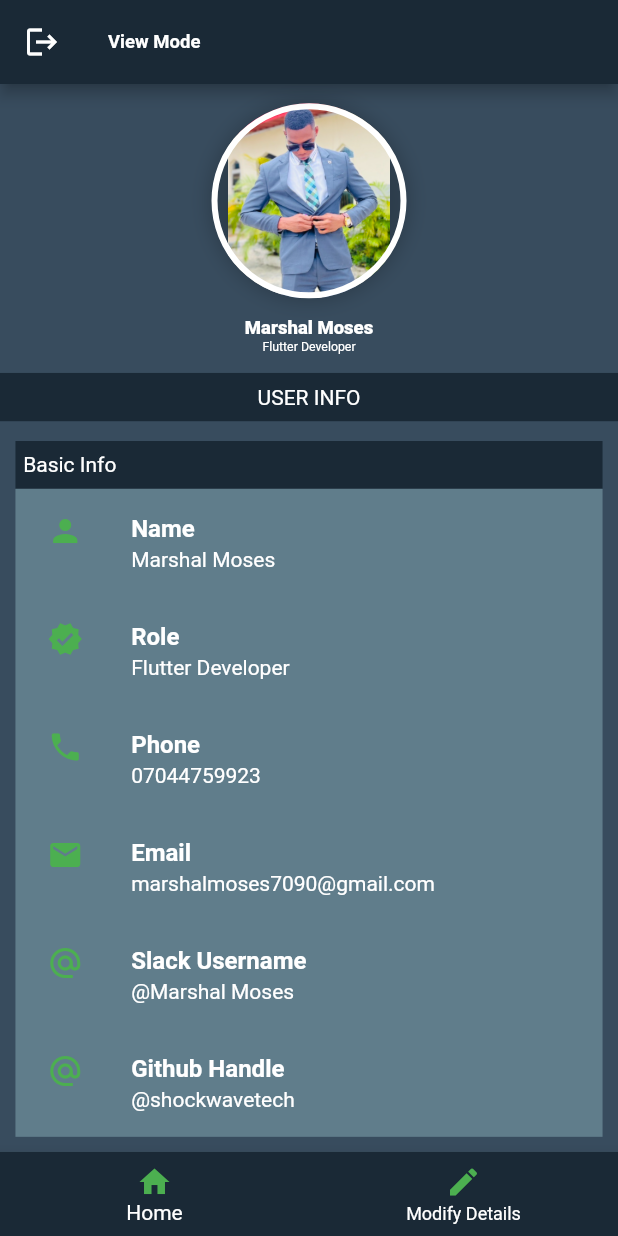
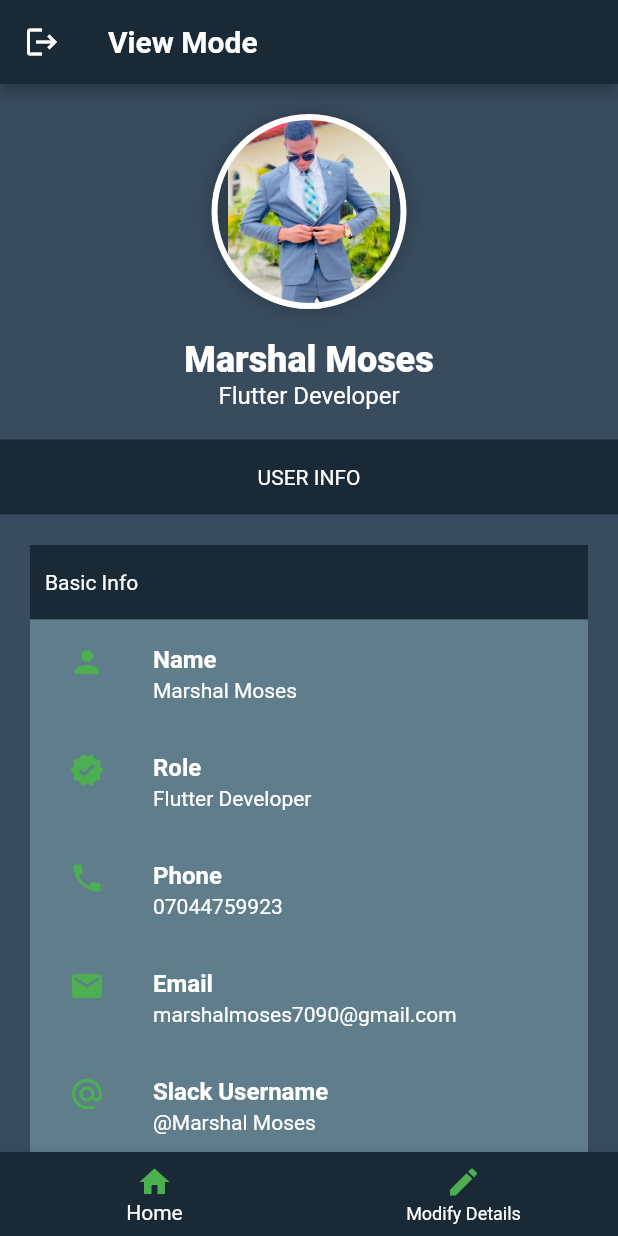
Before and after one commit to shockwavetech/hngx_stage_two, a Flutter app: the screen it shows after launch, item 2 of the bottom bar chosen, after a tap on the "arrow back ios" icon, on a phone screen of 412 x 824 dp. Run offline on Flutter 3.47's test engine with Material 2 defaults, Android fonts, the phone set to English and light mode, and no system bars.

Commit message:
second commit
Removed all third party dependencies

```diff
--- a/lib/constants.dart
+++ b/lib/constants.dart
@@ -1,5 +1,4 @@
 import 'package:flutter/material.dart';
-import 'package:flutter_screenutil/flutter_screenutil.dart';
 
 class Constants {
   static const Color backgroundColor = Color(0xFF384C5E);
@@ -41,7 +40,7 @@ class CustomTextField extends StatelessWidget {
   @override
   Widget build(BuildContext context) {
     return Container(
-      padding: EdgeInsets.symmetric(vertical: 10.h),
+      padding: const EdgeInsets.symmetric(vertical: 10),
       child: Column(
         crossAxisAlignment: CrossAxisAlignment.start,
         children: [
@@ -52,7 +51,7 @@ class CustomTextField extends StatelessWidget {
           const SizedBox(height: 5),
           Container(
             decoration: BoxDecoration(
-                borderRadius: BorderRadius.circular(10.r),
+                borderRadius: BorderRadius.circular(10),
                 color: Colors.white,
                 border: Border.all(
                     color: Colors.green.withOpacity(0.7)),
@@ -106,6 +105,6 @@ class CustomTextField extends StatelessWidget {
 
   OutlineInputBorder myBorder() {
     return OutlineInputBorder(
-        borderSide: BorderSide.none, borderRadius: BorderRadius.circular(10.r));
+        borderSide: BorderSide.none, borderRadius: BorderRadius.circular(10));
   }
 }
--- a/lib/edit_details.dart
+++ b/lib/edit_details.dart
@@ -1,9 +1,6 @@
 import 'package:flutter/material.dart';
-import 'package:flutter_screenutil/flutter_screenutil.dart';
 import 'package:hngx_stage_two/main.dart';
 import 'package:hngx_stage_two/provider.dart';
-import 'package:image_picker/image_picker.dart';
-import 'dart:io';
 import 'constants.dart';
 
 class EditDetails extends StatefulWidget {
@@ -14,23 +11,8 @@ class EditDetails extends StatefulWidget {
 }
 
 class _EditDetailsState extends State<EditDetails> {
-  final picker = ImagePicker();
   String loadingText = 'Save Changes';
   bool loading = false;
-  chooseImage() async {
-    final pickedFile = await picker.pickImage(
-        source: ImageSource.gallery, maxWidth: 500, maxHeight: 500);
-    setState(() {
-     try{
-       DataProvider.imageFile =  File(pickedFile!.path);
-     }catch(e){}
-      if(DataProvider.imageFile  != null){
-        DataProvider.imageUpdated = true;
-      }else{
-        DataProvider.imageUpdated = false;
-      }
-    });
-  }
   TextEditingController nameController = TextEditingController(text: DataProvider.userData['name']);
   TextEditingController roleController = TextEditingController(text: DataProvider.userData['role']);
   TextEditingController phoneController = TextEditingController(text: DataProvider.userData['phone']);
@@ -78,7 +60,7 @@ class _EditDetailsState extends State<EditDetails> {
               Navigator.push(context, MaterialPageRoute(builder: (context)=> const HomePage()));
             },
           ),
-          title:  Text('Edit Mode', style: TextStyle(fontWeight: FontWeight.bold, fontSize: 24.sp),),
+          title:  const Text('Edit Mode', style: TextStyle(fontWeight: FontWeight.bold),),
           backgroundColor: Constants.alternateColor,
           actions: [
             TextButton(
@@ -95,7 +77,7 @@ class _EditDetailsState extends State<EditDetails> {
           child: Column(
             mainAxisAlignment: MainAxisAlignment.start,
             children: [
-              SizedBox(height: 20.h,),
+              const SizedBox(height: 20,),
               Stack(
                 children: [
                   Container(
@@ -111,40 +93,17 @@ class _EditDetailsState extends State<EditDetails> {
                           )
                         ],
                         shape: BoxShape.circle,
-                        image: DecorationImage(
-                          image: !DataProvider.imageUpdated
-                              ? const AssetImage('images/display.png')
-                              : DataProvider.imageFile != null
-                              ? FileImage(DataProvider.imageFile!)
-                              : const AssetImage('images/display.png') as ImageProvider<Object>,
+                        image: const DecorationImage(
+                          image:  AssetImage('images/display.png')
                         )
 
                     ),
                   ),
-                  Positioned(
-                      right: 0,
-                      bottom: 0,
-                      child: GestureDetector(
-                        onTap: (){
-                          chooseImage();
-                        },
-                        child: Container(
-                          height: 40,
-                          width: 40,
-                          decoration: BoxDecoration(
-                              border: Border.all(color: Colors.white, width: 4),
-                              shape: BoxShape.circle,
-                              color: Constants.alternateColor
-                          ),
-                          child: const Icon(Icons.edit, color: Colors.white,),
-                        ),
-                      )
-                  )
                 ],
               ),
-              SizedBox(height: 20.h,),
+              const SizedBox(height: 20,),
               Padding(
-                padding: EdgeInsets.symmetric(horizontal: 20.w),
+                padding: const EdgeInsets.symmetric(horizontal: 20),
                 child: Column(
                   children: [
                     CustomTextField(
@@ -194,7 +153,7 @@ class _EditDetailsState extends State<EditDetails> {
                   ],
                 ),
               ),
-              SizedBox(height: 20.h,),
+              const SizedBox(height: 20,),
 
 
             ],
--- a/lib/main.dart
+++ b/lib/main.dart
@@ -1,6 +1,5 @@
 import 'package:flutter/material.dart';
 import 'package:flutter/services.dart';
-import 'package:flutter_screenutil/flutter_screenutil.dart';
 import 'package:hngx_stage_two/edit_details.dart';
 import 'package:hngx_stage_two/provider.dart';
 import 'main_page.dart';
@@ -78,12 +77,7 @@ class _HomePageState extends State<HomePage> {
             unselectedLabelStyle:  const TextStyle(color: Colors.white),
             type: BottomNavigationBarType.fixed,
           ),
-          body:  ScreenUtilInit(
-            designSize: const Size(800, 1280),
-            builder: (context, child){
-              return pages[DataProvider.currentIndex];
-            },
-          )
+          body: pages[DataProvider.currentIndex]
 
         )
     );
--- a/lib/main_page.dart
+++ b/lib/main_page.dart
@@ -1,6 +1,5 @@
 import 'package:flutter/material.dart';
 import 'package:flutter/services.dart';
-import 'package:flutter_screenutil/flutter_screenutil.dart';
 import 'package:hngx_stage_two/provider.dart';
 
 import 'constants.dart';
@@ -29,13 +28,13 @@ class _MainPageState extends State<MainPage> {
               SystemNavigator.pop();
             },
           ),
-          title:  Text('View Mode', style: TextStyle(fontWeight: FontWeight.bold, fontSize: 24.sp),),
+          title:  const Text('View Mode', style: TextStyle(fontWeight: FontWeight.bold,),),
           backgroundColor: Constants.alternateColor,
         ),
         body: Column(
           mainAxisAlignment: MainAxisAlignment.start,
           children: [
-            SizedBox(height: 20.h,),
+            const SizedBox(height: 20,),
             Container(
               height: 130,
               width: 130,
@@ -49,22 +48,18 @@ class _MainPageState extends State<MainPage> {
                   )
                 ],
                 shape: BoxShape.circle,
-                image: DecorationImage(
-                  image: !DataProvider.imageUpdated
-                      ? const AssetImage('images/display.png')
-                      : DataProvider.imageFile != null
-                      ? FileImage(DataProvider.imageFile!)
-                      : const AssetImage('images/display.png') as ImageProvider<Object>,
+                image: const DecorationImage(
+                  image:  AssetImage('images/display.png')
                 )
 
               ),
             ),
-            SizedBox(height: 20.h,),
-            Text(DataProvider.userData['name'], style: TextStyle(fontWeight: FontWeight.w900, fontSize: 24.sp),),
-            Text(DataProvider.userData['role'], style: TextStyle(fontSize: 16.sp),),
-            SizedBox(height: 20.h,),
+            const SizedBox(height: 20,),
+            Text(DataProvider.userData['name'], style: const TextStyle(fontWeight: FontWeight.w900, fontSize: 24),),
+            Text(DataProvider.userData['role'], style: const TextStyle(fontSize: 16),),
+            const SizedBox(height: 20,),
             Container(
-                height: 50.h,
+                height: 50,
                 color: Constants.alternateColor,
                 child: const Row(
                   mainAxisAlignment: MainAxisAlignment.center,
@@ -73,17 +68,17 @@ class _MainPageState extends State<MainPage> {
                   ],
                 )
             ),
-            SizedBox(height: 20.h,),
+            const SizedBox(height: 20,),
             Expanded(
               child: ListView(
                 children: [
                   Container(
-                    margin: EdgeInsets.symmetric(horizontal: 20.w,),
+                    margin: const EdgeInsets.symmetric(horizontal: 20,),
                     child: Column(
                       children: [
                         Container(
-                            height: 50.h,
-                            padding: EdgeInsets.symmetric(horizontal: 10.w),
+                            height: 50,
+                            padding: const EdgeInsets.symmetric(horizontal: 10),
                             color: Constants.alternateColor,
                             child: const Row(
                               children: [
@@ -92,7 +87,7 @@ class _MainPageState extends State<MainPage> {
                             )
                         ),
                         Container(
-                          padding: EdgeInsets.symmetric(horizontal: 10.w),
+                          padding: const EdgeInsets.symmetric(horizontal: 10),
                           color: Colors.blueGrey,
                           child: Column(
                             children: [
@@ -132,15 +127,15 @@ class _MainPageState extends State<MainPage> {
                       ],
                     ),
                   ),
-                  SizedBox(height: 20.h,),
+                  const SizedBox(height: 20,),
                   Container(
-                    margin: EdgeInsets.symmetric(horizontal: 20.w,),
+                    margin: const EdgeInsets.symmetric(horizontal: 20,),
                     child: Column(
                       mainAxisAlignment: MediaQuery.of(context).size.height > 800 ? MainAxisAlignment.start : MainAxisAlignment.center,
                       children: [
                         Container(
-                            height: 50.h,
-                            padding: EdgeInsets.symmetric(horizontal: 10.w),
+                            height: 50,
+                            padding: const EdgeInsets.symmetric(horizontal: 10),
                             color: Constants.alternateColor,
                             child: const Row(
                               children: [
@@ -149,7 +144,7 @@ class _MainPageState extends State<MainPage> {
                             )
                         ),
                         Container(
-                            padding: EdgeInsets.symmetric(horizontal: 10.w, vertical: 10.h),
+                            padding: const EdgeInsets.symmetric(horizontal: 10, vertical: 10),
                             color: Colors.blueGrey,
                             child: Text(DataProvider.userData['bio'], style: const TextStyle( wordSpacing: 2,), textAlign: TextAlign.justify,)
                         )
--- a/pubspec.yaml
+++ b/pubspec.yaml
@@ -35,8 +35,6 @@ dependencies:
   # The following adds the Cupertino Icons font to your application.
   # Use with the CupertinoIcons class for iOS style icons.
   cupertino_icons: ^1.0.2
-  flutter_screenutil: ^5.9.0
-  image_picker: ^0.8.6
 
 dev_dependencies:
   flutter_test:
```
Also changed, not shown: pubspec.lock, 5 other files.
